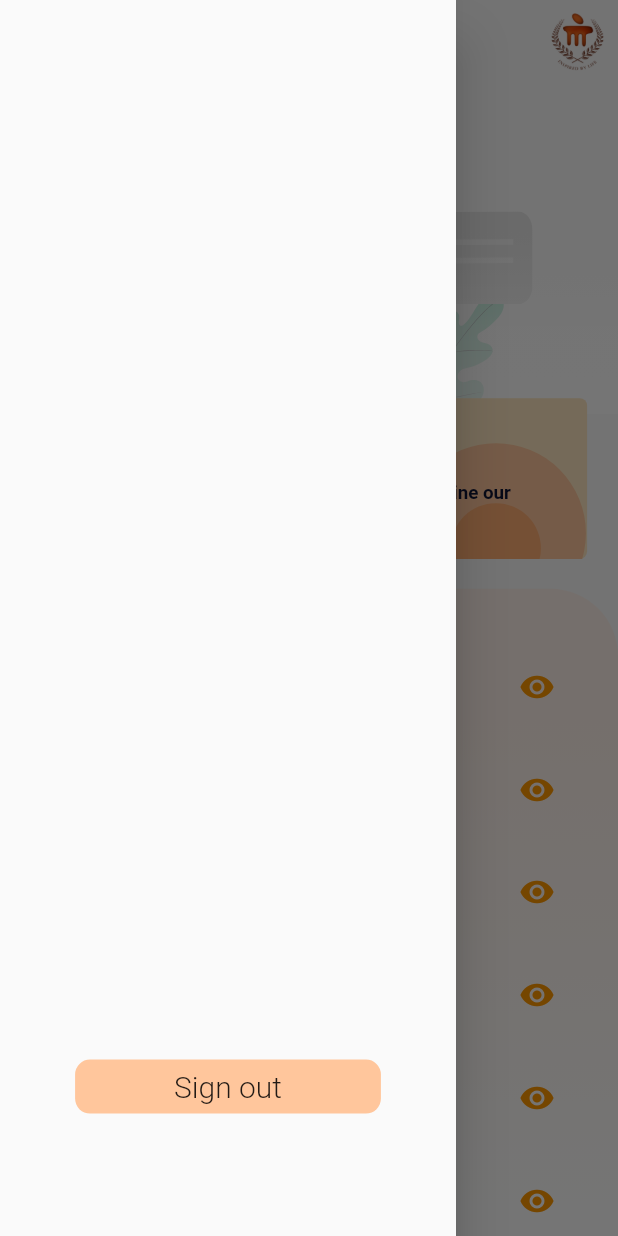
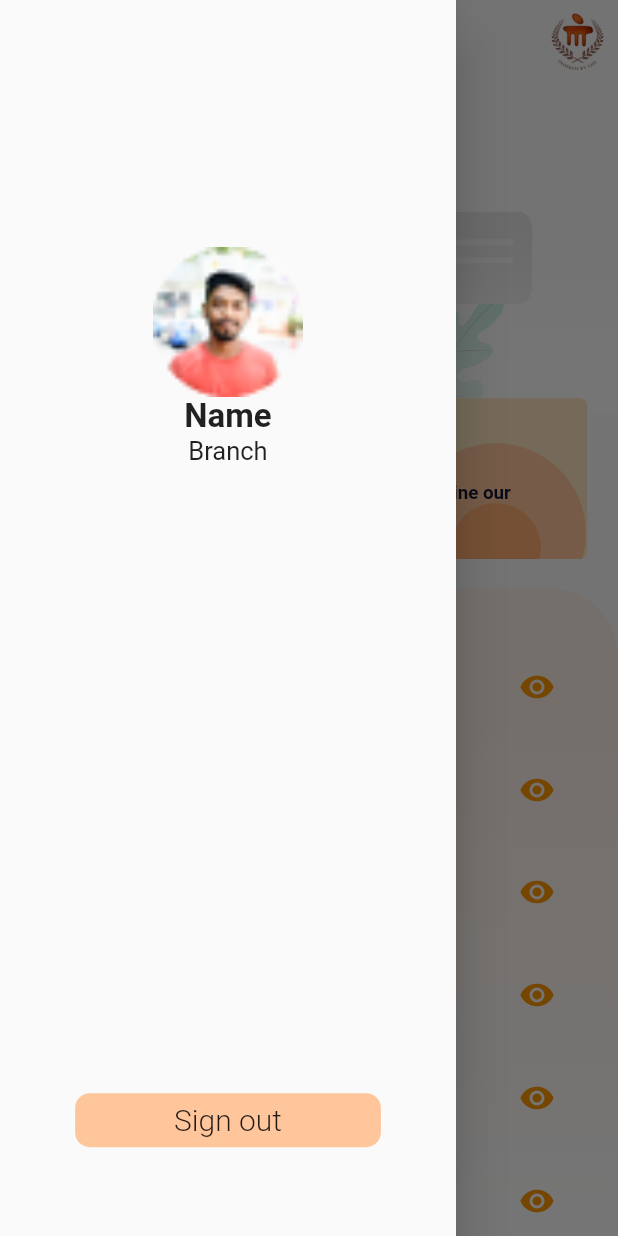
Before and after one commit to Amartya-Khan/MTTN-Task-1--Amartya, a Flutter app: the DetailsScreen screen opened directly, with the side drawer open, on a phone screen of 412 x 824 dp. Run offline on Flutter 3.47's test engine with Material 2 defaults, Android fonts, the phone set to English and light mode, and no system bars; our stand-ins replace flutter_svg, google_sign_in; missing offline and left inert: flutter_full_pdf_viewer.

Commit message:
final changes

```diff
--- a/lib/signin.dart
+++ b/lib/signin.dart
@@ -290,11 +290,27 @@ class _DetailsScreenState extends State<DetailsScreen> {
         drawer: Container(
           color: Color(0xffFFF3EB),
           child: Drawer(
-              child: ListView(
+              child: Column(
             children: <Widget>[
+              SizedBox(height: height*0.2,),
+               Center(child:Container
+
+               (height: 100,
+               width: 100,
+                 decoration: BoxDecoration(
+                   image: DecorationImage(
+                     image:AssetImage('assets/images/user.png',),
+                     fit: BoxFit.fill
+                     ),
+                 ),
+                 ),),
+               Center(child:Text("Name", style: TextStyle(fontSize: 22, fontWeight: FontWeight.w600),),),
+               Text('Branch', style: TextStyle(fontSize: 17, fontWeight: FontWeight.w400),),
+
+
               Padding(
                 padding:
-                    EdgeInsets.only(bottom: height * 0.2, top: height * 0.85),
+                    EdgeInsets.only( top: height * 0.5),
                 child: Align(
                   alignment: Alignment.bottomCenter,
                   child: FlatButton(
```
